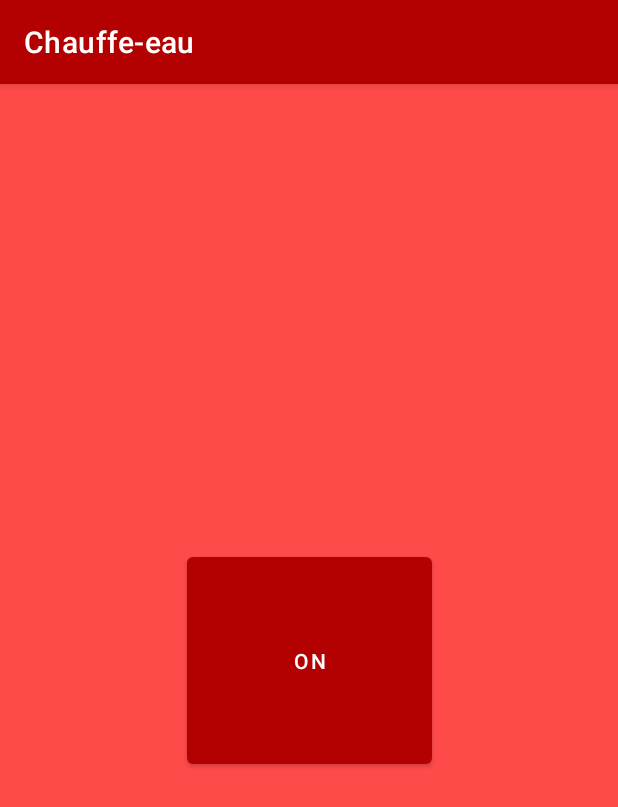
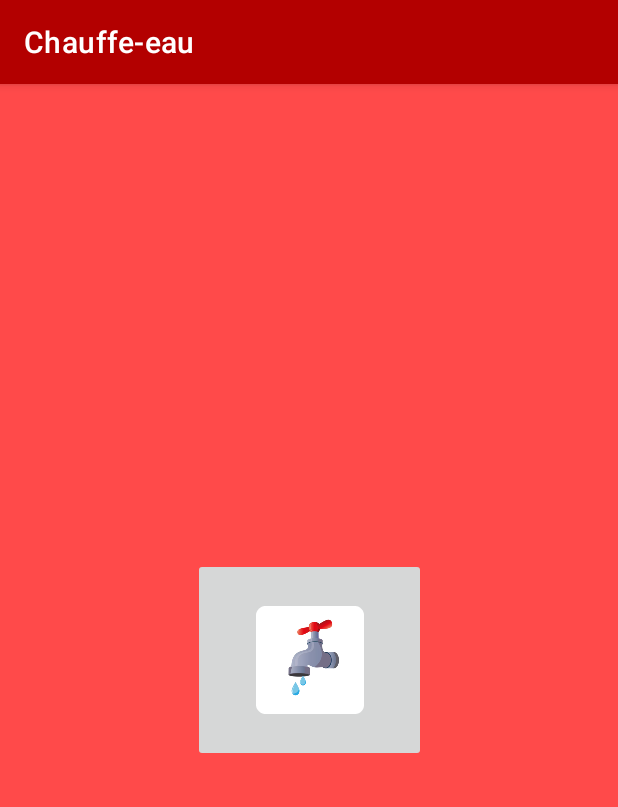
Before and after one commit to olivole/EauChaude, an Android app: the screen it shows after launch (MainActivity), on a phone screen of 412 x 824 dp. Shown: the top 807 px of the screen. Run offline under Robolectric (Android 15) with nearby library versions, the phone set to English and light mode, and no system bars; libraries missing offline, so code that uses them is left out: org.eclipse.paho; 3 statements that could not run were skipped.

Commit message:
image du bouton ajoutée

```diff
--- a/app/src/main/java/com/oli/chauffeeau/MainActivity.java
+++ b/app/src/main/java/com/oli/chauffeeau/MainActivity.java
@@ -13,6 +13,7 @@ import android.os.Build;
 import android.os.Bundle;
 import android.view.WindowManager;
 import android.widget.Button;
+import android.widget.ImageButton;
 import android.widget.Toast;
 
 import androidx.annotation.Nullable;
@@ -28,7 +29,7 @@ public class MainActivity extends AppCompatActivity {
 
     private MqttService mqttService;
     private ExecutorService executor = Executors.newFixedThreadPool(1);
-    private Button btEnvoyer;
+    private ImageButton btEnvoyer;
     private ConstraintLayout layout;
 
     @Override
--- a/app/src/main/res/layout/activity_main.xml
+++ b/app/src/main/res/layout/activity_main.xml
@@ -7,10 +7,11 @@
     android:layout_height="match_parent"
     tools:context=".MainActivity">
 
-    <Button
+    <ImageButton
         android:id="@+id/btEnvoyer"
-        android:layout_width="163dp"
-        android:layout_height="150dp"
+        android:layout_width="155dp"
+        android:layout_height="136dp"
+        android:src="@mipmap/ic_launcher"
         android:text="ON"
         android:theme="@style/Theme.ChauffeEau"
         app:layout_constraintBottom_toBottomOf="parent"
```
